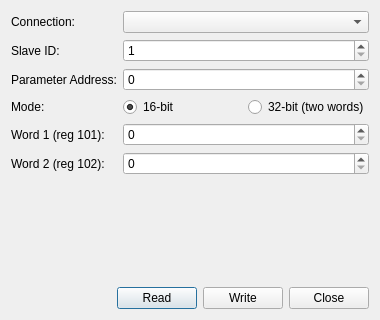
First picture: the form in src/dialogs/internalparamdialog.ui, repository haoyi-jason/ModbusScope, before the edit.
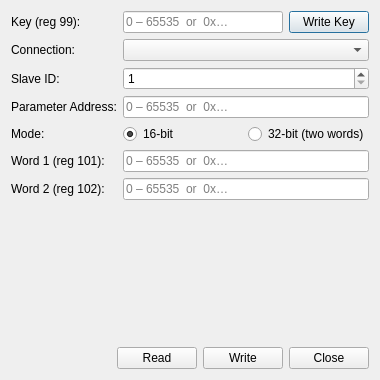
Second picture: the form after the edit.

Commit message: Add writeKey method, hex input support, and Write Key button to InternalParamDialog

```diff
--- a/src/dialogs/internalparamdialog.ui
+++ b/src/dialogs/internalparamdialog.ui
@@ -7,7 +7,7 @@
     <x>0</x>
     <y>0</y>
     <width>380</width>
-    <height>320</height>
+    <height>380</height>
    </rect>
   </property>
   <property name="windowTitle">
@@ -17,23 +17,48 @@
    <item>
     <layout class="QFormLayout" name="formLayout">
      <item row="0" column="0">
+      <widget class="QLabel" name="lblKey">
+       <property name="text">
+        <string>Key (reg 99):</string>
+       </property>
+      </widget>
+     </item>
+     <item row="0" column="1">
+      <layout class="QHBoxLayout" name="hboxKey">
+       <item>
+        <widget class="QLineEdit" name="leKey">
+         <property name="placeholderText">
+          <string>0 – 65535  or  0x…</string>
+         </property>
+        </widget>
+       </item>
+       <item>
+        <widget class="QPushButton" name="btnWriteKey">
+         <property name="text">
+          <string>Write Key</string>
+         </property>
+        </widget>
+       </item>
+      </layout>
+     </item>
+     <item row="1" column="0">
       <widget class="QLabel" name="lblConnection">
        <property name="text">
         <string>Connection:</string>
        </property>
       </widget>
      </item>
-     <item row="0" column="1">
+     <item row="1" column="1">
       <widget class="QComboBox" name="cmbConnection"/>
      </item>
-     <item row="1" column="0">
+     <item row="2" column="0">
       <widget class="QLabel" name="lblSlaveId">
        <property name="text">
         <string>Slave ID:</string>
        </property>
       </widget>
      </item>
-     <item row="1" column="1">
+     <item row="2" column="1">
       <widget class="QSpinBox" name="spnSlaveId">
        <property name="minimum">
         <number>1</number>
@@ -46,34 +71,28 @@
        </property>
       </widget>
      </item>
-     <item row="2" column="0">
+     <item row="3" column="0">
       <widget class="QLabel" name="lblParamAddr">
        <property name="text">
         <string>Parameter Address:</string>
        </property>
       </widget>
      </item>
-     <item row="2" column="1">
-      <widget class="QSpinBox" name="spnParamAddr">
-       <property name="minimum">
-        <number>0</number>
-       </property>
-       <property name="maximum">
-        <number>65535</number>
-       </property>
-       <property name="value">
-        <number>0</number>
+     <item row="3" column="1">
+      <widget class="QLineEdit" name="leParamAddr">
+       <property name="placeholderText">
+        <string>0 – 65535  or  0x…</string>
        </property>
       </widget>
      </item>
-     <item row="3" column="0">
+     <item row="4" column="0">
       <widget class="QLabel" name="lblMode">
        <property name="text">
         <string>Mode:</string>
        </property>
       </widget>
      </item>
-     <item row="3" column="1">
+     <item row="4" column="1">
       <layout class="QHBoxLayout" name="hboxMode">
        <item>
         <widget class="QRadioButton" name="radioBtn16bit">
@@ -94,43 +113,31 @@
        </item>
       </layout>
      </item>
-     <item row="4" column="0">
+     <item row="5" column="0">
       <widget class="QLabel" name="lblWord1">
        <property name="text">
         <string>Word 1 (reg 101):</string>
        </property>
       </widget>
      </item>
-     <item row="4" column="1">
-      <widget class="QSpinBox" name="spnWord1">
-       <property name="minimum">
-        <number>0</number>
-       </property>
-       <property name="maximum">
-        <number>65535</number>
-       </property>
-       <property name="value">
-        <number>0</number>
+     <item row="5" column="1">
+      <widget class="QLineEdit" name="leWord1">
+       <property name="placeholderText">
+        <string>0 – 65535  or  0x…</string>
        </property>
       </widget>
      </item>
-     <item row="5" column="0">
+     <item row="6" column="0">
       <widget class="QLabel" name="lblWord2">
        <property name="text">
         <string>Word 2 (reg 102):</string>
        </property>
       </widget>
      </item>
-     <item row="5" column="1">
-      <widget class="QSpinBox" name="spnWord2">
-       <property name="minimum">
-        <number>0</number>
-       </property>
-       <property name="maximum">
-        <number>65535</number>
-       </property>
-       <property name="value">
-        <number>0</number>
+     <item row="6" column="1">
+      <widget class="QLineEdit" name="leWord2">
+       <property name="placeholderText">
+        <string>0 – 65535  or  0x…</string>
        </property>
       </widget>
      </item>
```
The commit also changes 6 other files.
